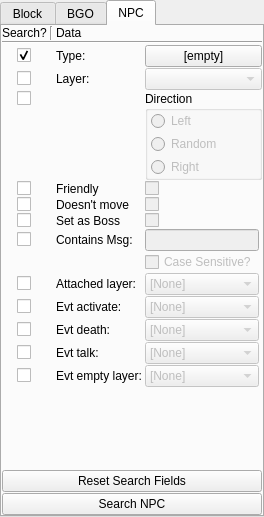
Old version of the form Editor/main_window/dock/lvl_search_box.ui in the repository WohlSoft/Moondust-Project.
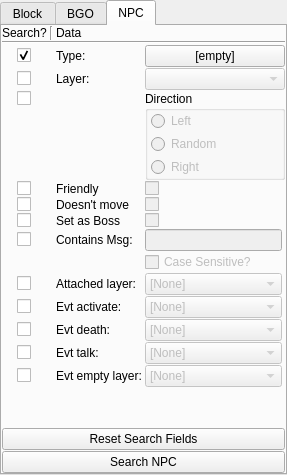
New version of the form. The open tabs and pages were chosen to show the change. Icons and pictures are not drawn.

```diff
--- a/Editor/main_window/dock/lvl_search_box.ui
+++ b/Editor/main_window/dock/lvl_search_box.ui
@@ -6,8 +6,8 @@
    <rect>
     <x>0</x>
     <y>0</y>
-    <width>264</width>
-    <height>517</height>
+    <width>287</width>
+    <height>475</height>
    </rect>
   </property>
   <property name="windowIcon">
@@ -410,7 +410,10 @@
        <attribute name="title">
         <string>NPC</string>
        </attribute>
-       <layout class="QGridLayout" name="gridLayout_12">
+       <layout class="QGridLayout" name="gridLayout_12" rowstretch="0,0,0,0,0,0,0,0,0,0,0,0,0,0,0,0,0,0,0,0,0,0,100">
+        <property name="sizeConstraint">
+         <enum>QLayout::SetMinimumSize</enum>
+        </property>
         <property name="leftMargin">
          <number>0</number>
         </property>
@@ -562,6 +565,12 @@
         </item>
         <item row="7" column="4" rowspan="2" colspan="2">
          <widget class="QGroupBox" name="groupBox">
+          <property name="sizePolicy">
+           <sizepolicy hsizetype="Preferred" vsizetype="Fixed">
+            <horstretch>0</horstretch>
+            <verstretch>0</verstretch>
+           </sizepolicy>
+          </property>
           <property name="title">
            <string>Direction</string>
           </property>
@@ -659,13 +668,6 @@
           </property>
          </widget>
         </item>
-        <item row="0" column="3">
-         <widget class="QLabel" name="label_34">
-          <property name="text">
-           <string>Data</string>
-          </property>
-         </widget>
-        </item>
         <item row="10" column="4" colspan="2">
          <widget class="QCheckBox" name="Find_Check_NotMoveActiveNPC">
           <property name="enabled">
@@ -777,19 +779,35 @@
           </item>
          </widget>
         </item>
-        <item row="19" column="0" rowspan="2" colspan="4">
+        <item row="19" column="0" rowspan="2" colspan="5">
          <spacer name="verticalSpacer_13">
           <property name="orientation">
            <enum>Qt::Vertical</enum>
           </property>
+          <property name="sizeType">
+           <enum>QSizePolicy::Minimum</enum>
+          </property>
           <property name="sizeHint" stdset="0">
            <size>
-            <width>20</width>
-            <height>136</height>
+            <width>0</width>
+            <height>0</height>
            </size>
           </property>
          </spacer>
         </item>
+        <item row="0" column="3" colspan="2">
+         <widget class="QLabel" name="label_34">
+          <property name="sizePolicy">
+           <sizepolicy hsizetype="Preferred" vsizetype="Fixed">
+            <horstretch>0</horstretch>
+            <verstretch>0</verstretch>
+           </sizepolicy>
+          </property>
+          <property name="text">
+           <string>Data</string>
+          </property>
+         </widget>
+        </item>
        </layout>
       </widget>
      </widget>
```
Left out of the diff: 14 changed lines with no effect on the pictures.
